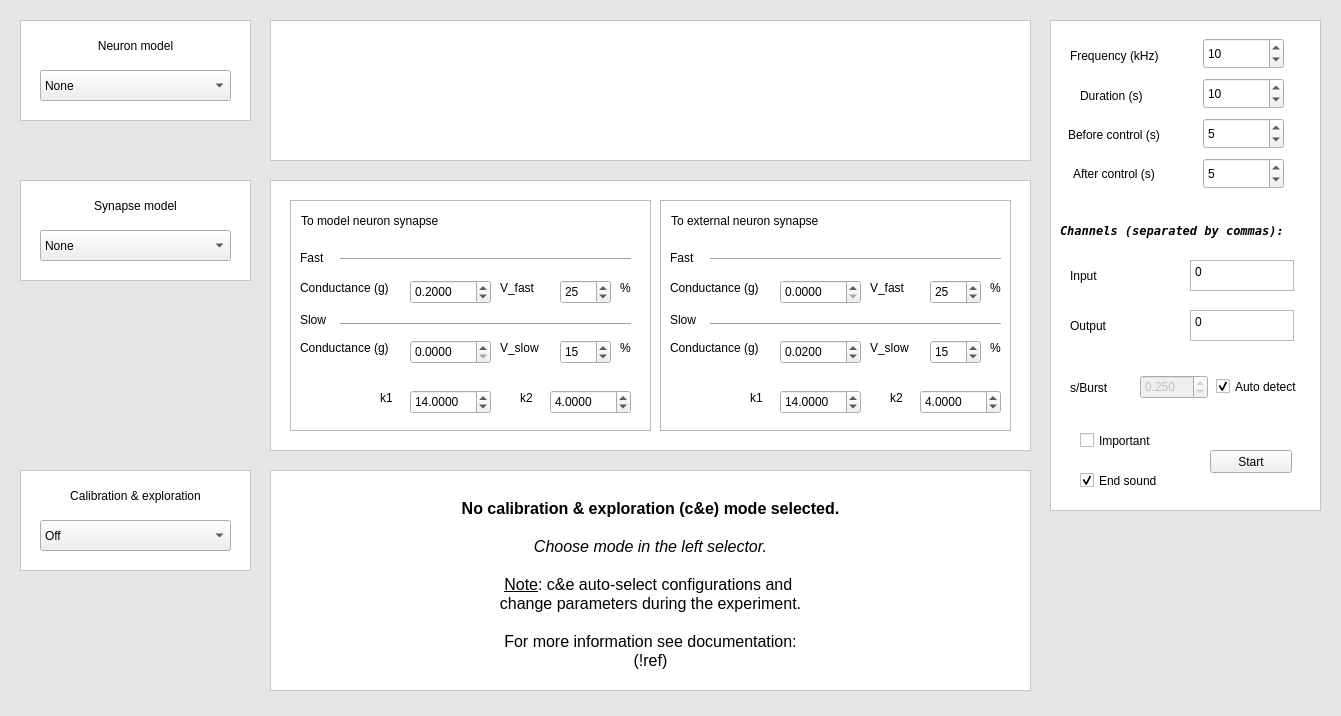
GNB-UAM/RTHybrid, file gui/rthybrid.ui: the form before one commit.
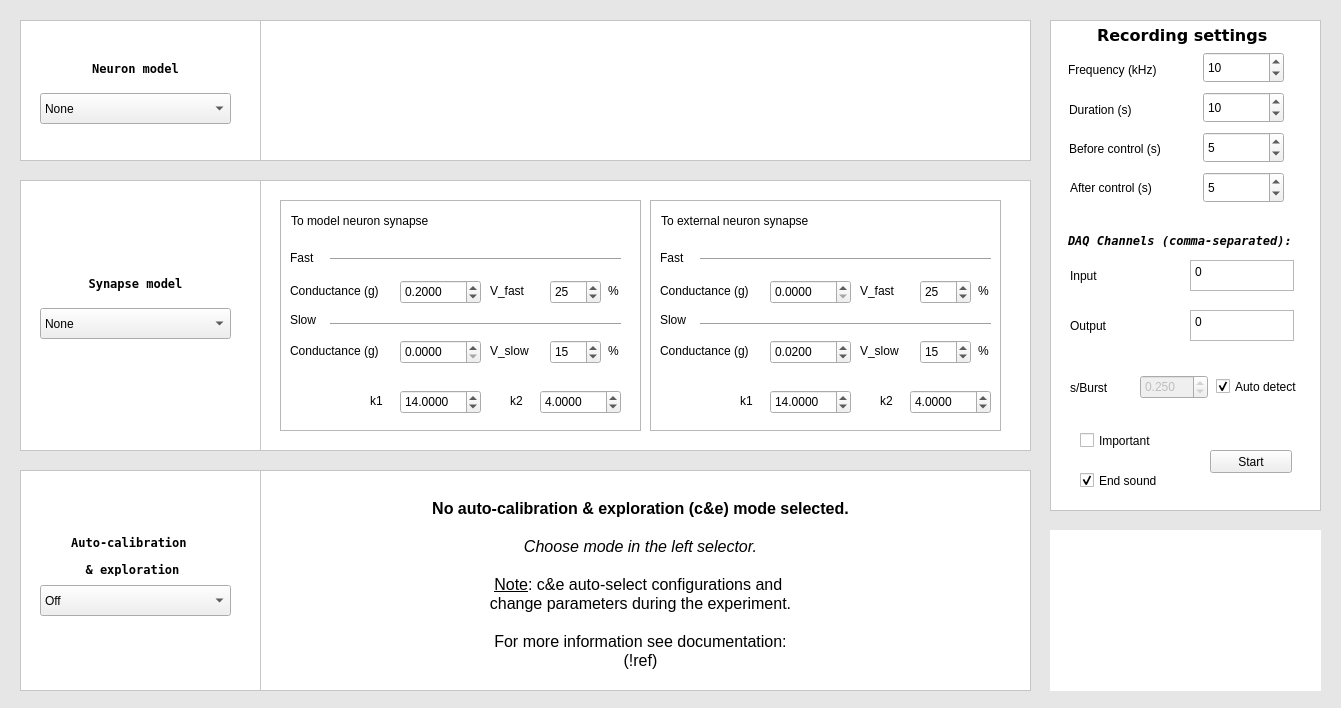
The form after the commit. The open tabs and pages were chosen to show the change. Icons and pictures are not drawn.

```diff
--- a/gui/rthybrid.ui
+++ b/gui/rthybrid.ui
@@ -7,7 +7,7 @@
     <x>0</x>
     <y>0</y>
     <width>1341</width>
-    <height>716</height>
+    <height>708</height>
    </rect>
   </property>
   <property name="windowTitle">
@@ -44,9 +44,9 @@
    <widget class="QFrame" name="frameSynapse">
     <property name="geometry">
      <rect>
-      <x>270</x>
+      <x>260</x>
       <y>180</y>
-      <width>761</width>
+      <width>771</width>
       <height>271</height>
      </rect>
     </property>
@@ -218,8 +218,8 @@
        <widget class="QLabel" name="label_85">
         <property name="geometry">
          <rect>
-          <x>330</x>
-          <y>80</y>
+          <x>328</x>
+          <y>83</y>
           <width>16</width>
           <height>16</height>
          </rect>
@@ -232,7 +232,7 @@
         <property name="geometry">
          <rect>
           <x>210</x>
-          <y>80</y>
+          <y>83</y>
           <width>51</width>
           <height>16</height>
          </rect>
@@ -245,7 +245,7 @@
         <property name="geometry">
          <rect>
           <x>10</x>
-          <y>80</y>
+          <y>83</y>
           <width>131</width>
           <height>16</height>
          </rect>
@@ -310,7 +310,7 @@
         <property name="geometry">
          <rect>
           <x>10</x>
-          <y>140</y>
+          <y>143</y>
           <width>131</width>
           <height>16</height>
          </rect>
@@ -357,8 +357,8 @@
        <widget class="QLabel" name="label_87">
         <property name="geometry">
          <rect>
-          <x>330</x>
-          <y>140</y>
+          <x>328</x>
+          <y>143</y>
           <width>16</width>
           <height>16</height>
          </rect>
@@ -371,7 +371,7 @@
         <property name="geometry">
          <rect>
           <x>210</x>
-          <y>140</y>
+          <y>143</y>
           <width>51</width>
           <height>16</height>
          </rect>
@@ -422,7 +422,7 @@
         <property name="geometry">
          <rect>
           <x>90</x>
-          <y>190</y>
+          <y>193</y>
           <width>21</width>
           <height>16</height>
          </rect>
@@ -435,7 +435,7 @@
         <property name="geometry">
          <rect>
           <x>230</x>
-          <y>190</y>
+          <y>193</y>
           <width>21</width>
           <height>16</height>
          </rect>
@@ -464,7 +464,7 @@
         <property name="geometry">
          <rect>
           <x>230</x>
-          <y>190</y>
+          <y>193</y>
           <width>21</width>
           <height>16</height>
          </rect>
@@ -477,7 +477,7 @@
         <property name="geometry">
          <rect>
           <x>90</x>
-          <y>190</y>
+          <y>193</y>
           <width>21</width>
           <height>16</height>
          </rect>
@@ -490,7 +490,7 @@
         <property name="geometry">
          <rect>
           <x>210</x>
-          <y>140</y>
+          <y>143</y>
           <width>51</width>
           <height>16</height>
          </rect>
@@ -502,8 +502,8 @@
        <widget class="QLabel" name="label_99">
         <property name="geometry">
          <rect>
-          <x>330</x>
-          <y>140</y>
+          <x>328</x>
+          <y>143</y>
           <width>16</width>
           <height>16</height>
          </rect>
@@ -593,7 +593,7 @@
         <property name="geometry">
          <rect>
           <x>10</x>
-          <y>140</y>
+          <y>143</y>
           <width>131</width>
           <height>16</height>
          </rect>
@@ -606,7 +606,7 @@
         <property name="geometry">
          <rect>
           <x>210</x>
-          <y>80</y>
+          <y>83</y>
           <width>51</width>
           <height>16</height>
          </rect>
@@ -651,7 +651,7 @@
         <property name="geometry">
          <rect>
           <x>10</x>
-          <y>80</y>
+          <y>83</y>
           <width>131</width>
           <height>16</height>
          </rect>
@@ -708,8 +708,8 @@
        <widget class="QLabel" name="label_86">
         <property name="geometry">
          <rect>
-          <x>330</x>
-          <y>80</y>
+          <x>328</x>
+          <y>83</y>
           <width>16</width>
           <height>16</height>
          </rect>
@@ -1026,8 +1026,8 @@
    <widget class="QLabel" name="label">
     <property name="geometry">
      <rect>
-      <x>1070</x>
-      <y>40</y>
+      <x>1068</x>
+      <y>54</y>
       <width>111</width>
       <height>31</height>
      </rect>
@@ -1039,8 +1039,8 @@
    <widget class="QLabel" name="label_2">
     <property name="geometry">
      <rect>
-      <x>1080</x>
-      <y>85</y>
+      <x>1069</x>
+      <y>99</y>
       <width>81</width>
       <height>21</height>
      </rect>
@@ -1052,8 +1052,8 @@
    <widget class="QLabel" name="label_3">
     <property name="geometry">
      <rect>
-      <x>1060</x>
-      <y>220</y>
+      <x>1068</x>
+      <y>230</y>
       <width>261</width>
       <height>20</height>
      </rect>
@@ -1067,7 +1067,7 @@
      </font>
     </property>
     <property name="text">
-     <string>Channels (separated by commas):</string>
+     <string>DAQ Channels (comma-separated):</string>
     </property>
    </widget>
    <widget class="QLabel" name="label_4">
@@ -1126,11 +1126,18 @@
     <property name="geometry">
      <rect>
       <x>30</x>
-      <y>30</y>
+      <y>53</y>
       <width>211</width>
       <height>31</height>
      </rect>
     </property>
+    <property name="font">
+     <font>
+      <family>DejaVu Sans Mono</family>
+      <weight>75</weight>
+      <bold>true</bold>
+     </font>
+    </property>
     <property name="text">
      <string>Neuron model</string>
     </property>
@@ -1142,7 +1149,7 @@
     <property name="geometry">
      <rect>
       <x>40</x>
-      <y>70</y>
+      <y>93</y>
       <width>191</width>
       <height>31</height>
      </rect>
@@ -1172,11 +1179,18 @@
     <property name="geometry">
      <rect>
       <x>30</x>
-      <y>190</y>
+      <y>268</y>
       <width>211</width>
       <height>31</height>
      </rect>
     </property>
+    <property name="font">
+     <font>
+      <family>DejaVu Sans Mono</family>
+      <weight>75</weight>
+      <bold>true</bold>
+     </font>
+    </property>
     <property name="text">
      <string>Synapse model</string>
     </property>
@@ -1188,7 +1202,7 @@
     <property name="geometry">
      <rect>
       <x>40</x>
-      <y>230</y>
+      <y>308</y>
       <width>191</width>
       <height>31</height>
      </rect>
@@ -1217,9 +1231,9 @@
    <widget class="QFrame" name="frameNeuron">
     <property name="geometry">
      <rect>
-      <x>270</x>
+      <x>260</x>
       <y>20</y>
-      <width>761</width>
+      <width>771</width>
       <height>141</height>
      </rect>
     </property>
@@ -1876,58 +1890,35 @@
    <widget class="QLabel" name="label_43">
     <property name="geometry">
      <rect>
-      <x>30</x>
-      <y>480</y>
-      <width>211</width>
-      <height>31</height>
+      <x>22</x>
+      <y>535</y>
+      <width>221</width>
+      <height>41</height>
      </rect>
     </property>
+    <property name="font">
+     <font>
+      <family>DejaVu Sans Mono</family>
+      <weight>75</weight>
+      <bold>true</bold>
+     </font>
+    </property>
     <property name="layoutDirection">
      <enum>Qt::LeftToRight</enum>
     </property>
     <property name="text">
-     <string>Calibration &amp; exploration</string>
+     <string>&lt;html&gt;&lt;head/&gt;&lt;body&gt;&lt;p align=&quot;center&quot;&gt;&lt;span style=&quot; font-size:9pt;&quot;&gt;Auto-calibration &lt;/span&gt;&lt;/p&gt;&lt;p align=&quot;center&quot;&gt;&lt;span style=&quot; font-size:9pt;&quot;&gt;&amp;amp; exploration&lt;/span&gt;&lt;/p&gt;&lt;/body&gt;&lt;/html&gt;</string>
     </property>
     <property name="alignment">
      <set>Qt::AlignCenter</set>
     </property>
    </widget>
-   <widget class="QComboBox" name="autocalCombo">
-    <property name="geometry">
-     <rect>
-      <x>40</x>
-      <y>520</y>
-      <width>191</width>
-      <height>31</height>
-     </rect>
-    </property>
-    <item>
-     <property name="text">
-      <string>Off</string>
-     </property>
-    </item>
-    <item>
-     <property name="text">
-      <string>Electrical conductance</string>
-     </property>
-    </item>
-    <item>
-     <property name="text">
-      <string>Gradual chemical map</string>
-     </property>
-    </item>
-    <item>
-     <property name="text">
-      <string>Regularity control</string>
-     </property>
-    </item>
-   </widget>
    <widget class="QFrame" name="frameAutocal">
     <property name="geometry">
      <rect>
-      <x>270</x>
+      <x>260</x>
       <y>470</y>
-      <width>761</width>
+      <width>771</width>
       <height>221</height>
      </rect>
     </property>
@@ -1977,7 +1968,7 @@
 p, li { white-space: pre-wrap; }
 &lt;/style&gt;&lt;/head&gt;&lt;body style=&quot; font-family:'Sans'; font-size:10pt; font-weight:400; font-style:normal;&quot;&gt;
 &lt;p align=&quot;center&quot; style=&quot;-qt-paragraph-type:empty; margin-top:0px; margin-bottom:0px; margin-left:0px; margin-right:0px; -qt-block-indent:0; text-indent:0px;&quot;&gt;&lt;br /&gt;&lt;/p&gt;
-&lt;p align=&quot;center&quot; style=&quot; margin-top:0px; margin-bottom:0px; margin-left:0px; margin-right:0px; -qt-block-indent:0; text-indent:0px;&quot;&gt;&lt;span style=&quot; font-size:12pt; font-weight:600;&quot;&gt;No calibration &amp;amp; exploration (c&amp;amp;e) mode selected.&lt;/span&gt;&lt;/p&gt;
+&lt;p align=&quot;center&quot; style=&quot; margin-top:0px; margin-bottom:0px; margin-left:0px; margin-right:0px; -qt-block-indent:0; text-indent:0px;&quot;&gt;&lt;span style=&quot; font-size:12pt; font-weight:600;&quot;&gt;No auto-calibration &amp;amp; exploration (c&amp;amp;e) mode selected.&lt;/span&gt;&lt;/p&gt;
 &lt;p align=&quot;center&quot; style=&quot;-qt-paragraph-type:empty; margin-top:0px; margin-bottom:0px; margin-left:0px; margin-right:0px; -qt-block-indent:0; text-indent:0px; font-size:12pt; font-weight:600;&quot;&gt;&lt;br /&gt;&lt;/p&gt;
 &lt;p align=&quot;center&quot; style=&quot; margin-top:0px; margin-bottom:0px; margin-left:0px; margin-right:0px; -qt-block-indent:0; text-indent:0px;&quot;&gt;&lt;span style=&quot; font-size:12pt; font-style:italic;&quot;&gt;Choose mode in the left selector.&lt;/span&gt;&lt;/p&gt;
 &lt;p align=&quot;center&quot; style=&quot;-qt-paragraph-type:empty; margin-top:0px; margin-bottom:0px; margin-left:0px; margin-right:0px; -qt-block-indent:0; text-indent:0px; font-size:12pt; font-style:italic;&quot;&gt;&lt;br /&gt;&lt;/p&gt;
@@ -2620,8 +2611,8 @@
    <widget class="QLabel" name="label_35">
     <property name="geometry">
      <rect>
-      <x>1068</x>
-      <y>119</y>
+      <x>1069</x>
+      <y>133</y>
       <width>121</width>
       <height>31</height>
      </rect>
@@ -2633,8 +2624,8 @@
    <widget class="QLabel" name="label_36">
     <property name="geometry">
      <rect>
-      <x>1073</x>
-      <y>158</y>
+      <x>1070</x>
+      <y>172</y>
       <width>111</width>
       <height>31</height>
      </rect>
@@ -2647,7 +2638,7 @@
     <property name="geometry">
      <rect>
       <x>1203</x>
-      <y>38</y>
+      <y>52</y>
       <width>81</width>
       <height>31</height>
      </rect>
@@ -2663,7 +2654,7 @@
     <property name="geometry">
      <rect>
       <x>1203</x>
-      <y>78</y>
+      <y>92</y>
       <width>81</width>
       <height>31</height>
      </rect>
@@ -2682,7 +2673,7 @@
     <property name="geometry">
      <rect>
       <x>1203</x>
-      <y>118</y>
+      <y>132</y>
       <width>81</width>
       <height>31</height>
      </rect>
@@ -2701,7 +2692,7 @@
     <property name="geometry">
      <rect>
       <x>1203</x>
-      <y>158</y>
+      <y>172</y>
       <width>81</width>
       <height>31</height>
      </rect>
@@ -2772,8 +2763,8 @@
      <rect>
       <x>20</x>
       <y>20</y>
-      <width>231</width>
-      <height>101</height>
+      <width>241</width>
+      <height>141</height>
      </rect>
     </property>
     <property name="frameShape">
@@ -2788,8 +2779,8 @@
      <rect>
       <x>20</x>
       <y>180</y>
-      <width>231</width>
-      <height>101</height>
+      <width>241</width>
+      <height>271</height>
      </rect>
     </property>
     <property name="frameShape">
@@ -2804,8 +2795,8 @@
      <rect>
       <x>20</x>
       <y>470</y>
-      <width>231</width>
-      <height>101</height>
+      <width>241</width>
+      <height>221</height>
      </rect>
     </property>
     <property name="frameShape">
@@ -2814,6 +2805,36 @@
     <property name="frameShadow">
      <enum>QFrame::Raised</enum>
     </property>
+    <widget class="QComboBox" name="autocalCombo">
+     <property name="geometry">
+      <rect>
+       <x>20</x>
+       <y>115</y>
+       <width>191</width>
+       <height>31</height>
+      </rect>
+     </property>
+     <item>
+      <property name="text">
+       <string>Off</string>
+      </property>
+     </item>
+     <item>
+      <property name="text">
+       <string>Electrical conductance</string>
+      </property>
+     </item>
+     <item>
+      <property name="text">
+       <string>Gradual chemical map</string>
+      </property>
+     </item>
+     <item>
+      <property name="text">
+       <string>Regularity control</string>
+      </property>
+     </item>
+    </widget>
    </widget>
    <widget class="QFrame" name="frameAux4">
     <property name="geometry">
@@ -2872,19 +2893,481 @@
       <bool>true</bool>
      </property>
     </widget>
+    <widget class="QLabel" name="label_33">
+     <property name="geometry">
+      <rect>
+       <x>47</x>
+       <y>5</y>
+       <width>261</width>
+       <height>20</height>
+      </rect>
+     </property>
+     <property name="font">
+      <font>
+       <family>DejaVu Sans</family>
+       <pointsize>12</pointsize>
+       <weight>75</weight>
+       <italic>false</italic>
+       <bold>true</bold>
+      </font>
+     </property>
+     <property name="text">
+      <string>Recording settings</string>
+     </property>
+    </widget>
    </widget>
-   <widget class="QLabel" name="label_gif">
+   <widget class="QWidget" name="widget" native="true">
     <property name="geometry">
      <rect>
-      <x>1060</x>
-      <y>540</y>
-      <width>261</width>
-      <height>141</height>
+      <x>1050</x>
+      <y>530</y>
+      <width>271</width>
+      <height>161</height>
      </rect>
     </property>
-    <property name="text">
-     <string/>
+    <property name="palette">
+     <palette>
+      <active>
+       <colorrole role="WindowText">
+        <brush brushstyle="SolidPattern">
+         <color alpha="255">
+          <red>0</red>
+          <green>0</green>
+          <blue>0</blue>
+         </color>
+        </brush>
+       </colorrole>
+       <colorrole role="Button">
+        <brush brushstyle="SolidPattern">
+         <color alpha="255">
+          <red>255</red>
+          <green>255</green>
+          <blue>255</blue>
+         </color>
+        </brush>
+       </colorrole>
+       <colorrole role="Light">
+        <brush brushstyle="SolidPattern">
+         <color alpha="255">
+          <red>255</red>
+          <green>255</green>
+          <blue>255</blue>
+         </color>
+        </brush>
+       </colorrole>
+       <colorrole role="Midlight">
+        <brush brushstyle="SolidPattern">
+         <color alpha="255">
+          <red>255</red>
+          <green>255</green>
+          <blue>255</blue>
+         </color>
+        </brush>
+       </colorrole>
+       <colorrole role="Dark">
+        <brush brushstyle="SolidPattern">
+         <color alpha="255">
+          <red>127</red>
+          <green>127</green>
+          <blue>127</blue>
+         </color>
+        </brush>
+       </colorrole>
+       <colorrole role="Mid">
+        <brush brushstyle="SolidPattern">
+         <color alpha="255">
+          <red>170</red>
+          <green>170</green>
+          <blue>170</blue>
+         </color>
+        </brush>
+       </colorrole>
+       <colorrole role="Text">
+        <brush brushstyle="SolidPattern">
+         <color alpha="255">
+          <red>0</red>
+          <green>0</green>
+          <blue>0</blue>
+         </color>
+        </brush>
+       </colorrole>
+       <colorrole role="BrightText">
+        <brush brushstyle="SolidPattern">
+         <color alpha="255">
+          <red>255</red>
+          <green>255</green>
+          <blue>255</blue>
+         </color>
+        </brush>
+       </colorrole>
+       <colorrole role="ButtonText">
+        <brush brushstyle="SolidPattern">
+         <color alpha="255">
+          <red>0</red>
+          <green>0</green>
+          <blue>0</blue>
+         </color>
+        </brush>
+       </colorrole>
+       <colorrole role="Base">
+        <brush brushstyle="SolidPattern">
+         <color alpha="255">
+          <red>255</red>
+          <green>255</green>
+          <blue>255</blue>
+         </color>
+        </brush>
+       </colorrole>
+       <colorrole role="Window">
+        <brush brushstyle="SolidPattern">
+         <color alpha="255">
+          <red>255</red>
+          <green>255</green>
+          <blue>255</blue>
+         </color>
+        </brush>
+       </colorrole>
+       <colorrole role="Shadow">
+        <brush brushstyle="SolidPattern">
+         <color alpha="255">
+          <red>0</red>
+          <green>0</green>
+          <blue>0</blue>
+         </color>
+        </brush>
+       </colorrole>
+       <colorrole role="AlternateBase">
+        <brush brushstyle="SolidPattern">
+         <color alpha="255">
+          <red>255</red>
+          <green>255</green>
+          <blue>255</blue>
+         </color>
+        </brush>
+       </colorrole>
+       <colorrole role="ToolTipBase">
+        <brush brushstyle="SolidPattern">
+         <color alpha="255">
+          <red>255</red>
+          <green>255</green>
+          <blue>220</blue>
+         </color>
+        </brush>
+       </colorrole>
+       <colorrole role="ToolTipText">
+        <brush brushstyle="SolidPattern">
+         <color alpha="255">
+          <red>0</red>
+          <green>0</green>
+          <blue>0</blue>
+         </color>
+        </brush>
+       </colorrole>
+      </active>
+      <inactive>
+       <colorrole role="WindowText">
+        <brush brushstyle="SolidPattern">
+         <color alpha="255">
+          <red>0</red>
+          <green>0</green>
+          <blue>0</blue>
+         </color>
+        </brush>
+       </colorrole>
+       <colorrole role="Button">
+        <brush brushstyle="SolidPattern">
+         <color alpha="255">
+          <red>255</red>
+          <green>255</green>
+          <blue>255</blue>
+         </color>
+        </brush>
+       </colorrole>
+       <colorrole role="Light">
+        <brush brushstyle="SolidPattern">
+         <color alpha="255">
+          <red>255</red>
+          <green>255</green>
+          <blue>255</blue>
+         </color>
+        </brush>
+       </colorrole>
+       <colorrole role="Midlight">
+        <brush brushstyle="SolidPattern">
+         <color alpha="255">
+          <red>255</red>
+          <green>255</green>
+          <blue>255</blue>
+         </color>
+        </brush>
+       </colorrole>
+       <colorrole role="Dark">
+        <brush brushstyle="SolidPattern">
+         <color alpha="255">
+          <red>127</red>
+          <green>127</green>
+          <blue>127</blue>
+         </color>
+        </brush>
+       </colorrole>
+       <colorrole role="Mid">
+        <brush brushstyle="SolidPattern">
+         <color alpha="255">
+          <red>170</red>
+          <green>170</green>
+          <blue>170</blue>
+         </color>
+        </brush>
+       </colorrole>
+       <colorrole role="Text">
+        <brush brushstyle="SolidPattern">
+         <color alpha="255">
+          <red>0</red>
+          <green>0</green>
+          <blue>0</blue>
+         </color>
+        </brush>
+       </colorrole>
+       <colorrole role="BrightText">
+        <brush brushstyle="SolidPattern">
+         <color alpha="255">
+          <red>255</red>
+          <green>255</green>
+          <blue>255</blue>
+         </color>
+        </brush>
+       </colorrole>
+       <colorrole role="ButtonText">
+        <brush brushstyle="SolidPattern">
+         <color alpha="255">
+          <red>0</red>
+          <green>0</green>
+          <blue>0</blue>
+         </color>
+        </brush>
+       </colorrole>
+       <colorrole role="Base">
+        <brush brushstyle="SolidPattern">
+         <color alpha="255">
+          <red>255</red>
+          <green>255</green>
+          <blue>255</blue>
+         </color>
+        </brush>
+       </colorrole>
+       <colorrole role="Window">
+        <brush brushstyle="SolidPattern">
+         <color alpha="255">
+          <red>255</red>
+          <green>255</green>
+          <blue>255</blue>
+         </color>
+        </brush>
+       </colorrole>
+       <colorrole role="Shadow">
+        <brush brushstyle="SolidPattern">
+         <color alpha="255">
+          <red>0</red>
+          <green>0</green>
+          <blue>0</blue>
+         </color>
+        </brush>
+       </colorrole>
+       <colorrole role="AlternateBase">
+        <brush brushstyle="SolidPattern">
+         <color alpha="255">
+          <red>255</red>
+          <green>255</green>
+          <blue>255</blue>
+         </color>
+        </brush>
+       </colorrole>
+       <colorrole role="ToolTipBase">
+        <brush brushstyle="SolidPattern">
+         <color alpha="255">
+          <red>255</red>
+          <green>255</green>
+          <blue>220</blue>
+         </color>
+        </brush>
+       </colorrole>
+       <colorrole role="ToolTipText">
+        <brush brushstyle="SolidPattern">
+         <color alpha="255">
+          <red>0</red>
+          <green>0</green>
+          <blue>0</blue>
+         </color>
+        </brush>
+       </colorrole>
+      </inactive>
+      <disabled>
+       <colorrole role="WindowText">
+        <brush brushstyle="SolidPattern">
+         <color alpha="255">
+          <red>127</red>
+          <green>127</green>
+          <blue>127</blue>
+         </color>
+        </brush>
+       </colorrole>
+       <colorrole role="Button">
+        <brush brushstyle="SolidPattern">
+         <color alpha="255">
+          <red>255</red>
+          <green>255</green>
+          <blue>255</blue>
+         </color>
+        </brush>
+       </colorrole>
+       <colorrole role="Light">
+        <brush brushstyle="SolidPattern">
+         <color alpha="255">
+          <red>255</red>
+          <green>255</green>
+          <blue>255</blue>
+         </color>
+        </brush>
+       </colorrole>
+       <colorrole role="Midlight">
+        <brush brushstyle="SolidPattern">
+         <color alpha="255">
+          <red>255</red>
+          <green>255</green>
+          <blue>255</blue>
+         </color>
+        </brush>
+       </colorrole>
+       <colorrole role="Dark">
+        <brush brushstyle="SolidPattern">
+         <color alpha="255">
+          <red>127</red>
+          <green>127</green>
+          <blue>127</blue>
+         </color>
+        </brush>
+       </colorrole>
+       <colorrole role="Mid">
+        <brush brushstyle="SolidPattern">
+         <color alpha="255">
+          <red>170</red>
+          <green>170</green>
+          <blue>170</blue>
+         </color>
+        </brush>
+       </colorrole>
+       <colorrole role="Text">
+        <brush brushstyle="SolidPattern">
+         <color alpha="255">
+          <red>127</red>
+          <green>127</green>
+          <blue>127</blue>
+         </color>
+        </brush>
+       </colorrole>
+       <colorrole role="BrightText">
+        <brush brushstyle="SolidPattern">
+         <color alpha="255">
+          <red>255</red>
+          <green>255</green>
+          <blue>255</blue>
+         </color>
+        </brush>
+       </colorrole>
+       <colorrole role="ButtonText">
+        <brush brushstyle="SolidPattern">
+         <color alpha="255">
+          <red>127</red>
+          <green>127</green>
+          <blue>127</blue>
+         </color>
+        </brush>
+       </colorrole>
+       <colorrole role="Base">
+        <brush brushstyle="SolidPattern">
+         <color alpha="255">
+          <red>255</red>
+          <green>255</green>
+          <blue>255</blue>
+         </color>
+        </brush>
+       </colorrole>
+       <colorrole role="Window">
+        <brush brushstyle="SolidPattern">
+         <color alpha="255">
+          <red>255</red>
+          <green>255</green>
+          <blue>255</blue>
+         </color>
+        </brush>
+       </colorrole>
+       <colorrole role="Shadow">
+        <brush brushstyle="SolidPattern">
+         <color alpha="255">
+          <red>0</red>
+          <green>0</green>
+          <blue>0</blue>
+         </color>
+        </brush>
+       </colorrole>
+       <colorrole role="AlternateBase">
+        <brush brushstyle="SolidPattern">
+         <color alpha="255">
+          <red>255</red>
+          <green>255</green>
+          <blue>255</blue>
+         </color>
+        </brush>
+       </colorrole>
+       <colorrole role="ToolTipBase">
+        <brush brushstyle="SolidPattern">
+         <color alpha="255">
+          <red>255</red>
+          <green>255</green>
+          <blue>220</blue>
+         </color>
+        </brush>
+       </colorrole>
+       <colorrole role="ToolTipText">
+        <brush brushstyle="SolidPattern">
+         <color alpha="255">
+          <red>0</red>
+          <green>0</green>
+          <blue>0</blue>
+         </color>
+        </brush>
+       </colorrole>
+      </disabled>
+     </palette>
     </property>
+    <property name="autoFillBackground">
+     <bool>true</bool>
+    </property>
+    <widget class="QLabel" name="label_gif">
+     <property name="geometry">
+      <rect>
+       <x>4</x>
+       <y>13</y>
+       <width>261</width>
+       <height>141</height>
+      </rect>
+     </property>
+     <property name="text">
+      <string/>
+     </property>
+     <property name="pixmap">
+      <pixmap>../resources/interaccion.png</pixmap>
+     </property>
+     <property name="scaledContents">
+      <bool>true</bool>
+     </property>
+     <property name="wordWrap">
+      <bool>false</bool>
+     </property>
+     <property name="textInteractionFlags">
+      <set>Qt::NoTextInteraction</set>
+     </property>
+    </widget>
    </widget>
    <zorder>frameAux4</zorder>
    <zorder>frameAux</zorder>
```
Left out of the diff: 7 changed lines with no effect on the pictures.
